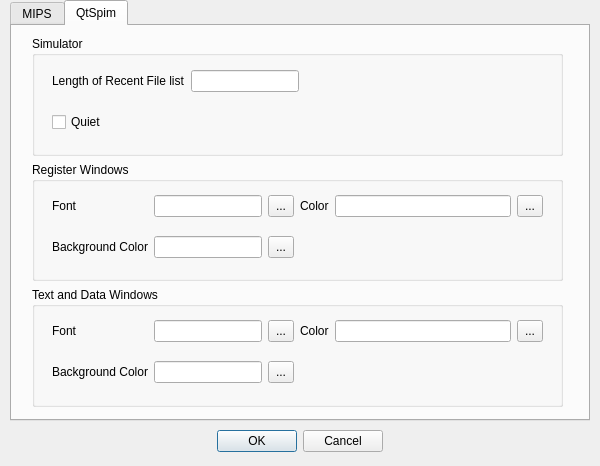
This is QtSpim/settings.ui in Dvd-Znf/QterSpim as Qt 5 draws it before an edit. The edited form follows.
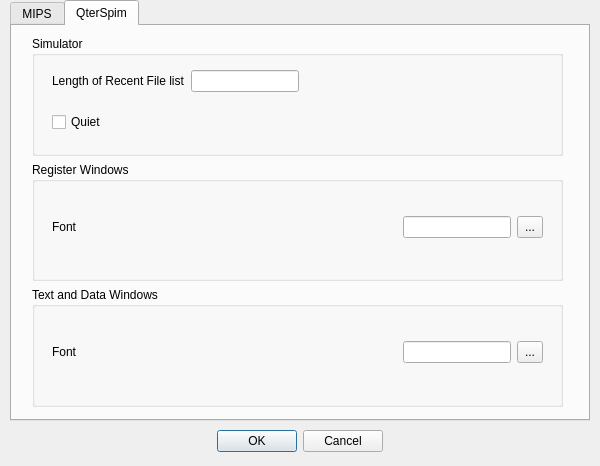
This is the edited form. Custom widgets are drawn as their Qt base class.

Commit message:
Purged color state settings
Removed previous color state settings from:
- settings.ui
- SpimView::windowFormattingStart() signature
- References to the above

The edit to the form file:
```diff
--- a/QtSpim/settings.ui
+++ b/QtSpim/settings.ui
@@ -233,7 +233,7 @@
    </widget>
    <widget class="QWidget" name="tab_2">
     <attribute name="title">
-     <string>QtSpim</string>
+     <string>QterSpim</string>
     </attribute>
     <widget class="QWidget" name="verticalLayoutWidget_1">
      <property name="geometry">
@@ -324,16 +324,6 @@
           </rect>
          </property>
          <layout class="QGridLayout" name="gridLayout_4">
-          <item row="1" column="1">
-           <widget class="QLineEdit" name="regWinBackgroundLineEdit">
-            <property name="sizePolicy">
-             <sizepolicy hsizetype="Fixed" vsizetype="Fixed">
-              <horstretch>0</horstretch>
-              <verstretch>0</verstretch>
-             </sizepolicy>
-            </property>
-           </widget>
-          </item>
           <item row="0" column="1">
            <widget class="QLineEdit" name="regWinFontLineEdit">
             <property name="sizePolicy">
@@ -344,29 +334,6 @@
             </property>
            </widget>
           </item>
-          <item row="1" column="0">
-           <widget class="QLabel" name="label_4">
-            <property name="text">
-             <string>Background Color</string>
-            </property>
-            <property name="alignment">
-             <set>Qt::AlignRight|Qt::AlignTrailing|Qt::AlignVCenter</set>
-            </property>
-           </widget>
-          </item>
-          <item row="1" column="2">
-           <widget class="QToolButton" name="regWinBackgroundToolButton">
-            <property name="minimumSize">
-             <size>
-              <width>26</width>
-              <height>22</height>
-             </size>
-            </property>
-            <property name="text">
-             <string>...</string>
-            </property>
-           </widget>
-          </item>
           <item row="0" column="0">
            <widget class="QLabel" name="label">
             <property name="text">
@@ -374,29 +341,6 @@
             </property>
            </widget>
           </item>
-          <item row="0" column="4">
-           <widget class="QLineEdit" name="regWinFontColorLineEdit"/>
-          </item>
-          <item row="0" column="5">
-           <widget class="QToolButton" name="regWinFontColorToolButton">
-            <property name="minimumSize">
-             <size>
-              <width>26</width>
-              <height>22</height>
-             </size>
-            </property>
-            <property name="text">
-             <string>...</string>
-            </property>
-           </widget>
-          </item>
-          <item row="0" column="3">
-           <widget class="QLabel" name="label_7">
-            <property name="text">
-             <string>Color</string>
-            </property>
-           </widget>
-          </item>
           <item row="0" column="2">
            <widget class="QToolButton" name="regWinFontToolButton">
             <property name="minimumSize">
@@ -429,59 +373,6 @@
           </rect>
          </property>
          <layout class="QGridLayout" name="gridLayout_5">
-          <item row="0" column="5">
-           <widget class="QToolButton" name="textWinFontColorToolButton">
-            <property name="minimumSize">
-             <size>
-              <width>26</width>
-              <height>22</height>
-             </size>
-            </property>
-            <property name="text">
-             <string>...</string>
-            </property>
-           </widget>
-          </item>
-          <item row="0" column="4">
-           <widget class="QLineEdit" name="textWinFontColorLineEdit"/>
-          </item>
-          <item row="1" column="1">
-           <widget class="QLineEdit" name="textWinBackgroundLineEdit">
-            <property name="sizePolicy">
-             <sizepolicy hsizetype="Fixed" vsizetype="Fixed">
-              <horstretch>0</horstretch>
-              <verstretch>0</verstretch>
-             </sizepolicy>
-            </property>
-           </widget>
-          </item>
-          <item row="1" column="0">
-           <widget class="QLabel" name="label_6">
-            <property name="text">
-             <string>Background Color</string>
-            </property>
-           </widget>
-          </item>
-          <item row="1" column="2">
-           <widget class="QToolButton" name="textWinBackgroundToolButton">
-            <property name="minimumSize">
-             <size>
-              <width>26</width>
-              <height>22</height>
-             </size>
-            </property>
-            <property name="text">
-             <string>...</string>
-            </property>
-           </widget>
-          </item>
-          <item row="0" column="3">
-           <widget class="QLabel" name="label_8">
-            <property name="text">
-             <string>Color</string>
-            </property>
-           </widget>
-          </item>
           <item row="0" column="0">
            <widget class="QLabel" name="label_5">
             <property name="text">
```
Left out of the diff: 10 changed lines with no effect on the pictures. The commit also changes 8 other files.
